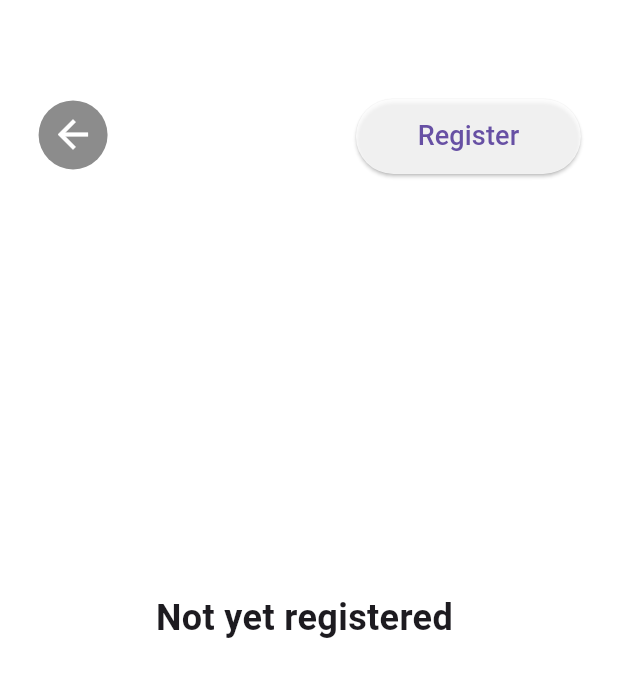
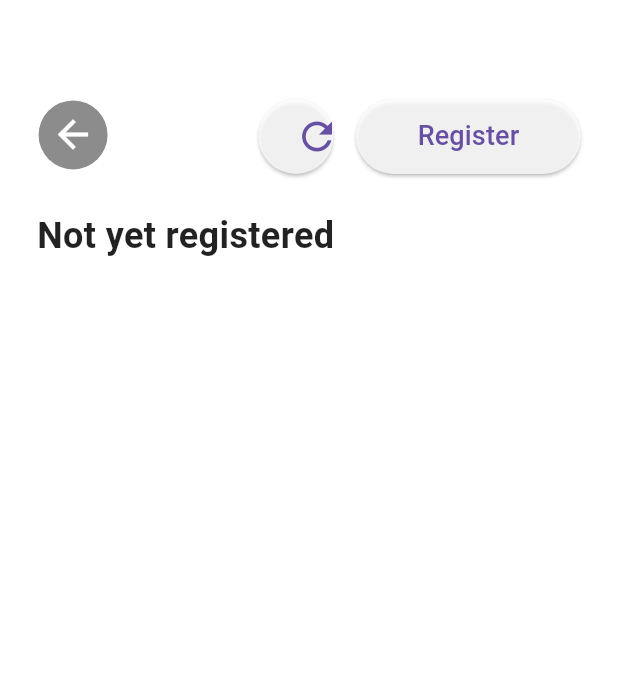
Before and after one commit to deepsleep-project/app, a Flutter app: the FriendPage screen opened directly, on a phone screen of 412 x 824 dp. Shown: the top 677 px of the screen. Run offline on Flutter 3.47's test engine with Material 3 defaults, Android fonts, the phone set to English and light mode, and no system bars; our stand-ins replace fl_chart, localstorage.

Commit message:
feat: implement friends invite

```diff
--- a/lib/friend_page.dart
+++ b/lib/friend_page.dart
@@ -1,3 +1,4 @@
+import 'package:drp_19/friend_request.dart';
 import 'package:drp_19/storage.dart';
 import 'package:flutter/material.dart';
 import 'internet.dart';
@@ -13,6 +14,7 @@ class _FriendPageState extends State<FriendPage> {
   String _username = '';
   String _userId = '';
   String _tempFriendName = '';
+  List<FriendRequest> _friendRequests = [];
 
   @override
   void initState() {
@@ -28,6 +30,20 @@ class _FriendPageState extends State<FriendPage> {
       _username = username ?? 'Not yet registered';
       _userId = userId ?? '';
     });
+  }
+
+  Future<void> _refreshFriendsList() async {
+    if (_userId.isNotEmpty) {
+      final requests = await Internet.fetchFriendRequest(_userId) ?? [];
+      setState(() {
+        _friendRequests = requests;
+      });
+      if (_friendRequests.isNotEmpty) {
+        ScaffoldMessenger.of(
+          context,
+        ).showSnackBar(SnackBar(content: Text('You have new friend requests')));
+      }
+    }
   }
 
   @override
@@ -52,17 +68,33 @@ class _FriendPageState extends State<FriendPage> {
               ),
             ),
           ),
-          // Register button if username is not set
-          if (_userId.isEmpty)
+
           Positioned(
             top: screenHeight * 0.08,
             right: screenHeight * 0.03,
-              child: SizedBox(
+            child: Row(
+              spacing: 15,
+              children: [
+                SizedBox(
+                  width: 50,
+                  height: 50,
+                  child: ElevatedButton(
+                    onPressed: _refreshFriendsList,
+                    style: ElevatedButton.styleFrom(
+                      backgroundColor: Colors.white.withAlpha(200),
+                      shape: RoundedRectangleBorder(
+                        borderRadius: BorderRadius.circular(30),
+                      ),
+                    ),
+                    child: Center(child: Icon(Icons.refresh, size: 30)),
+                  ),
+                ), // Register button if username is not set, otherwise show add friend button
+                _userId.isEmpty
+                    ? SizedBox(
                         width: 150,
                         height: 50,
                         child: ElevatedButton(
-                  onPressed: //Prompt user to enter new username
-                  () async {
+                          onPressed: () async {
                             String? newUsername = await showDialog<String>(
                               context: context,
                               builder: (BuildContext context) {
@@ -72,7 +104,9 @@ class _FriendPageState extends State<FriendPage> {
                                     onChanged: (value) {
                                       _username = value;
                                     },
-                            decoration: InputDecoration(hintText: "Username"),
+                                    decoration: InputDecoration(
+                                      hintText: "Username",
+                                    ),
                                   ),
                                   actions: [
                                     TextButton(
@@ -94,7 +128,9 @@ class _FriendPageState extends State<FriendPage> {
                               await SleepStorage.saveUserId(_userId);
                               if (_userId.isEmpty) {
                                 ScaffoldMessenger.of(context).showSnackBar(
-                          SnackBar(content: Text('Error fetching user ID')),
+                                  SnackBar(
+                                    content: Text('Error fetching user ID'),
+                                  ),
                                 );
                               }
                             }
@@ -105,21 +141,18 @@ class _FriendPageState extends State<FriendPage> {
                               borderRadius: BorderRadius.circular(30),
                             ),
                           ),
-                  child: Text("Register", style: const TextStyle(fontSize: 18)),
+                          child: Text(
+                            "Register",
+                            style: const TextStyle(fontSize: 18),
                           ),
                         ),
                       )
-          else
-            // If userId is set, show add friend button
-            Positioned(
-              top: screenHeight * 0.08,
-              right: screenHeight * 0.03,
-              child: SizedBox(
+                    : // Add friend button if user is registered
+                      SizedBox(
                         width: 150,
                         height: 50,
                         child: ElevatedButton(
-                  onPressed: // Prompt user to enter friend's id
-                  () async {
+                          onPressed: () async {
                             String? friendUsername = await showDialog<String>(
                               context: context,
                               builder: (BuildContext context) {
@@ -129,30 +162,43 @@ class _FriendPageState extends State<FriendPage> {
                                     onChanged: (value) {
                                       _tempFriendName = value;
                                     },
-                            decoration: InputDecoration(hintText: "name"),
+                                    decoration: InputDecoration(
+                                      hintText: "name",
+                                    ),
                                   ),
                                   actions: [
                                     TextButton(
-                              onPressed: () =>
-                                  Navigator.pop(context, _tempFriendName),
+                                      onPressed: () => Navigator.pop(
+                                        context,
+                                        _tempFriendName,
+                                      ),
                                       child: Text('Submit'),
                                     ),
                                   ],
                                 );
                               },
                             );
-                    if (friendUsername != null && friendUsername.isNotEmpty) {
-                      bool? addFriendStates = await Internet.addFriend(_userId, friendUsername);
+                            if (friendUsername != null &&
+                                friendUsername.isNotEmpty) {
+                              bool? addFriendStates = await Internet.addFriend(
+                                _userId,
+                                friendUsername,
+                              );
                               if (addFriendStates ?? false) {
-                        ScaffoldMessenger.of(
-                          context,
-                        ).showSnackBar(SnackBar(content: Text('friend request sent')));
+                                ScaffoldMessenger.of(context).showSnackBar(
+                                  SnackBar(
+                                    content: Text('friend request sent'),
+                                  ),
+                                );
                               } else {
-                        ScaffoldMessenger.of(
-                          context,
-                        ).showSnackBar(SnackBar(content: Text('error sending friend request')));
+                                ScaffoldMessenger.of(context).showSnackBar(
+                                  SnackBar(
+                                    content: Text(
+                                      'error sending friend request',
+                                    ),
+                                  ),
+                                );
                               }
-
                             }
                           },
                           style: ElevatedButton.styleFrom(
@@ -167,13 +213,36 @@ class _FriendPageState extends State<FriendPage> {
                           ),
                         ),
                       ),
+              ],
             ),
-
-          // Friends list
-          Center(
-            child: Text(
-              '$_username $_userId',
-              style: TextStyle(fontSize: 24, fontWeight: FontWeight.bold),
+          ),
+          // ...existing code...
+          // add friend requests list
+          Positioned(
+            top:
+                screenHeight * 0.17, // adjust as needed to appear below buttons
+            left: screenHeight * 0.03,
+            right: screenHeight * 0.03,
+            child: Column(
+              children: [
+                Row(
+                  children: [
+                    Text(
+                      _username,
+                      style: TextStyle(
+                        fontSize: 24,
+                        fontWeight: FontWeight.bold,
+                        color: Colors.black87,
+                      ),
+                    ),
+                    Text(
+                      _userId,
+                      style: TextStyle(fontSize: 12, color: Colors.grey),
+                    ),
+                  ],
+                ),
+                FriendRequestList(friendRequests: _friendRequests),
+              ],
             ),
           ),
         ],
@@ -181,3 +250,72 @@ class _FriendPageState extends State<FriendPage> {
     );
   }
 }
+
+class FriendRequestList extends StatefulWidget {
+  final List<FriendRequest> friendRequests;
+
+  const FriendRequestList({super.key, required this.friendRequests});
+
+  @override
+  _FriendRequestListState createState() => _FriendRequestListState();
+}
+
+class _FriendRequestListState extends State<FriendRequestList> {
+  @override
+  Widget build(BuildContext context) {
+    return SingleChildScrollView(
+      child: Column(
+        children: widget.friendRequests.map((request) {
+          return Container(
+            margin: EdgeInsets.symmetric(vertical: 8, horizontal: 16),
+            padding: EdgeInsets.all(12),
+            decoration: BoxDecoration(
+              color: Colors.white,
+              borderRadius: BorderRadius.circular(16),
+              boxShadow: [BoxShadow(color: Colors.black12, blurRadius: 4)],
+            ),
+            child: Row(
+              mainAxisAlignment: MainAxisAlignment.spaceBetween,
+              children: [
+                // Username on the left
+                Expanded(
+                  child: Text(request.username, style: TextStyle(fontSize: 18)),
+                ),
+                // Buttons on the right
+                Row(
+                  children: [
+                    ElevatedButton(
+                      onPressed: () {
+                        // Handle accept
+                      },
+                      style: ElevatedButton.styleFrom(
+                        backgroundColor: Colors.green,
+                        shape: RoundedRectangleBorder(
+                          borderRadius: BorderRadius.circular(12),
+                        ),
+                      ),
+                      child: Icon(Icons.check, color: Colors.white, size: 20),
+                    ),
+                    SizedBox(width: 8),
+                    ElevatedButton(
+                      onPressed: () {
+                        // Handle decline
+                      },
+                      style: ElevatedButton.styleFrom(
+                        backgroundColor: Colors.red,
+                        shape: RoundedRectangleBorder(
+                          borderRadius: BorderRadius.circular(12),
+                        ),
+                      ),
+                      child: Icon(Icons.close, color: Colors.white, size: 20),
+                    ),
+                  ],
+                ),
+              ],
+            ),
+          );
+        }).toList(),
+      ),
+    );
+  }
+}
--- a/lib/internet.dart
+++ b/lib/internet.dart
@@ -63,6 +63,7 @@ abstract class Internet {
     final response = await http.get(url);
     if (response.statusCode == 200) {
       final List<dynamic> jsonList = jsonDecode(response.body);
+      print(response.body);
       requests = jsonList.cast<String>();
     } else {
       return null;
@@ -73,6 +74,7 @@ abstract class Internet {
       if (friendName == null) continue;
       friendRequests.add(FriendRequest(username: friendName, userId: reqID));
     }
+    print(friendRequests);
     return friendRequests;
   }
 }
```
Lines whose indentation alone changed are shown as unchanged.
